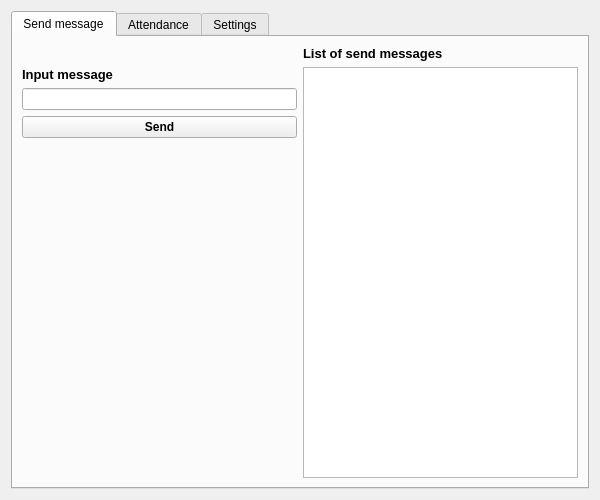
wranidlo/broadcast_sender_receiver, file professor/profesor_gui.ui: the form before one commit.
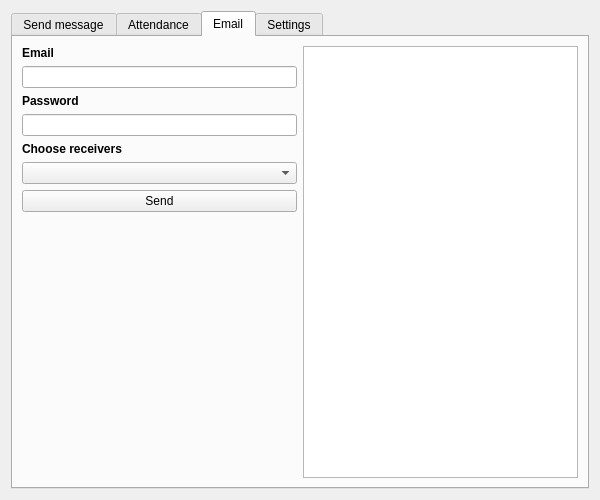
The form after the commit. The open tabs and pages were chosen to show the change.

What changed in the file:
```diff
--- a/professor/profesor_gui.ui
+++ b/professor/profesor_gui.ui
@@ -317,6 +317,110 @@
        </item>
       </layout>
      </widget>
+     <widget class="QWidget" name="tab">
+      <attribute name="title">
+       <string>Email</string>
+      </attribute>
+      <layout class="QGridLayout" name="gridLayout_3">
+       <item row="0" column="0">
+        <layout class="QHBoxLayout" name="horizontalLayout_7">
+         <item>
+          <layout class="QGridLayout" name="gridLayout_6">
+           <item row="4" column="0">
+            <widget class="QLineEdit" name="line_edit_password">
+             <property name="echoMode">
+              <enum>QLineEdit::Password</enum>
+             </property>
+            </widget>
+           </item>
+           <item row="5" column="0">
+            <widget class="QLabel" name="label_11">
+             <property name="font">
+              <font>
+               <weight>75</weight>
+               <bold>true</bold>
+              </font>
+             </property>
+             <property name="text">
+              <string>Choose receivers</string>
+             </property>
+            </widget>
+           </item>
+           <item row="1" column="0">
+            <widget class="QLabel" name="label_10">
+             <property name="font">
+              <font>
+               <weight>75</weight>
+               <bold>true</bold>
+              </font>
+             </property>
+             <property name="text">
+              <string>Email</string>
+             </property>
+            </widget>
+           </item>
+           <item row="2" column="0">
+            <widget class="QLineEdit" name="line_edit_email"/>
+           </item>
+           <item row="9" column="0">
+            <spacer name="verticalSpacer_4">
+             <property name="orientation">
+              <enum>Qt::Vertical</enum>
+             </property>
+             <property name="sizeHint" stdset="0">
+              <size>
+               <width>20</width>
+               <height>40</height>
+              </size>
+             </property>
+            </spacer>
+           </item>
+           <item row="7" column="0">
+            <widget class="QPushButton" name="button_email">
+             <property name="text">
+              <string>Send</string>
+             </property>
+            </widget>
+           </item>
+           <item row="3" column="0">
+            <widget class="QLabel" name="label_9">
+             <property name="font">
+              <font>
+               <weight>75</weight>
+               <bold>true</bold>
+              </font>
+             </property>
+             <property name="text">
+              <string>Password</string>
+             </property>
+            </widget>
+           </item>
+           <item row="6" column="0">
+            <widget class="QComboBox" name="combo_box_email"/>
+           </item>
+           <item row="8" column="0">
+            <widget class="QLabel" name="label_email_status">
+             <property name="text">
+              <string/>
+             </property>
+             <property name="alignment">
+              <set>Qt::AlignCenter</set>
+             </property>
+            </widget>
+           </item>
+          </layout>
+         </item>
+         <item>
+          <layout class="QGridLayout" name="gridLayout_8">
+           <item row="0" column="0">
+            <widget class="QTextEdit" name="text_edit_emails"/>
+           </item>
+          </layout>
+         </item>
+        </layout>
+       </item>
+      </layout>
+     </widget>
      <widget class="QWidget" name="tab_settings">
       <attribute name="title">
        <string>Settings</string>
```
Left out of the diff: 41 changed lines with no effect on the pictures.
